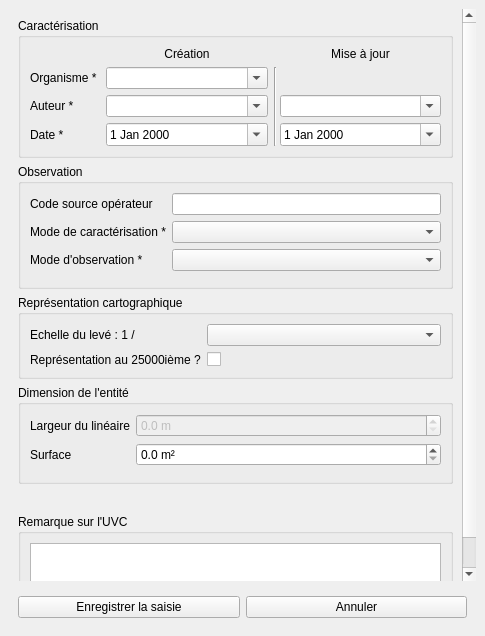
This is ui/form_uvc.ui in IGNF/saisie_carhab as Qt 5 draws it before an edit. The edited form follows.
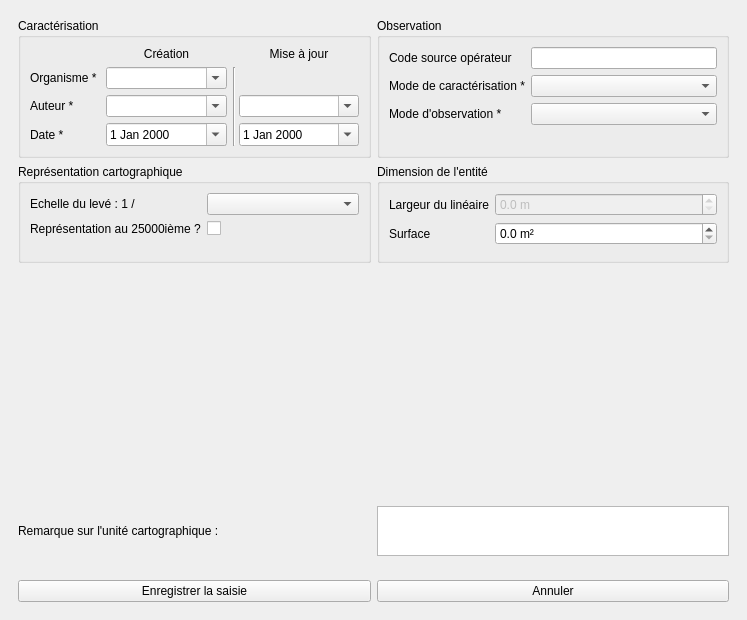
This is the edited form.

Diff of the .ui file:
```diff
--- a/ui/form_uvc.ui
+++ b/ui/form_uvc.ui
@@ -6,8 +6,8 @@
    <rect>
     <x>0</x>
     <y>0</y>
-    <width>485</width>
-    <height>636</height>
+    <width>747</width>
+    <height>620</height>
    </rect>
   </property>
   <property name="windowTitle">
@@ -28,12 +28,12 @@
         <rect>
          <x>0</x>
          <y>0</y>
-         <width>467</width>
-         <height>549</height>
+         <width>729</width>
+         <height>533</height>
         </rect>
        </property>
-       <layout class="QVBoxLayout" name="verticalLayout">
-        <item>
+       <layout class="QGridLayout" name="gridLayout_2">
+        <item row="0" column="1">
          <widget class="QGroupBox" name="groupBox_3">
           <property name="title">
            <string>Caractérisation</string>
@@ -152,7 +152,7 @@
           </layout>
          </widget>
         </item>
-        <item>
+        <item row="0" column="2">
          <widget class="QGroupBox" name="groupBox_8">
           <property name="title">
            <string>Observation</string>
@@ -253,8 +253,14 @@
           </layout>
          </widget>
         </item>
-        <item>
+        <item row="1" column="1">
          <widget class="QGroupBox" name="groupBox_2">
+          <property name="sizePolicy">
+           <sizepolicy hsizetype="Preferred" vsizetype="Minimum">
+            <horstretch>0</horstretch>
+            <verstretch>0</verstretch>
+           </sizepolicy>
+          </property>
           <property name="title">
            <string>Représentation cartographique</string>
           </property>
@@ -302,8 +308,14 @@
           </layout>
          </widget>
         </item>
-        <item>
+        <item row="1" column="2">
          <widget class="QGroupBox" name="groupBox_dim_polygon">
+          <property name="sizePolicy">
+           <sizepolicy hsizetype="Preferred" vsizetype="Maximum">
+            <horstretch>0</horstretch>
+            <verstretch>0</verstretch>
+           </sizepolicy>
+          </property>
           <property name="title">
            <string>Dimension de l'entité</string>
           </property>
@@ -381,8 +393,37 @@
           </layout>
          </widget>
         </item>
-        <item>
+        <item row="6" column="1">
+         <widget class="QLabel" name="label">
+          <property name="text">
+           <string>Remarque sur l'unité cartographique :</string>
+          </property>
+         </widget>
+        </item>
+        <item row="6" column="2">
+         <widget class="QTextEdit" name="remarque">
+          <property name="sizePolicy">
+           <sizepolicy hsizetype="Expanding" vsizetype="Expanding">
+            <horstretch>0</horstretch>
+            <verstretch>0</verstretch>
+           </sizepolicy>
+          </property>
+          <property name="maximumSize">
+           <size>
+            <width>16777215</width>
+            <height>50</height>
+           </size>
+          </property>
+         </widget>
+        </item>
+        <item row="3" column="1" rowspan="2" colspan="2">
          <widget class="QWidget" name="relation_ctnr" native="true">
+          <property name="sizePolicy">
+           <sizepolicy hsizetype="Preferred" vsizetype="Maximum">
+            <horstretch>0</horstretch>
+            <verstretch>0</verstretch>
+           </sizepolicy>
+          </property>
           <layout class="QVBoxLayout" name="verticalLayout_5">
            <item>
             <layout class="QVBoxLayout" name="verticalLayout_4"/>
@@ -390,37 +431,6 @@
           </layout>
          </widget>
         </item>
-        <item>
-         <widget class="QGroupBox" name="gb_rmq">
-          <property name="sizePolicy">
-           <sizepolicy hsizetype="Preferred" vsizetype="Preferred">
-            <horstretch>0</horstretch>
-            <verstretch>0</verstretch>
-           </sizepolicy>
-          </property>
-          <property name="title">
-           <string>Remarque sur l'UVC</string>
-          </property>
-          <layout class="QVBoxLayout" name="verticalLayout_2">
-           <item>
-            <widget class="QTextEdit" name="remarque">
-             <property name="sizePolicy">
-              <sizepolicy hsizetype="Expanding" vsizetype="Expanding">
-               <horstretch>0</horstretch>
-               <verstretch>0</verstretch>
-              </sizepolicy>
-             </property>
-             <property name="maximumSize">
-              <size>
-               <width>16777215</width>
-               <height>50</height>
-              </size>
-             </property>
-            </widget>
-           </item>
-          </layout>
-         </widget>
-        </item>
        </layout>
       </widget>
      </widget>
```
Left out of the diff: 153 changed lines with no effect on the pictures.
